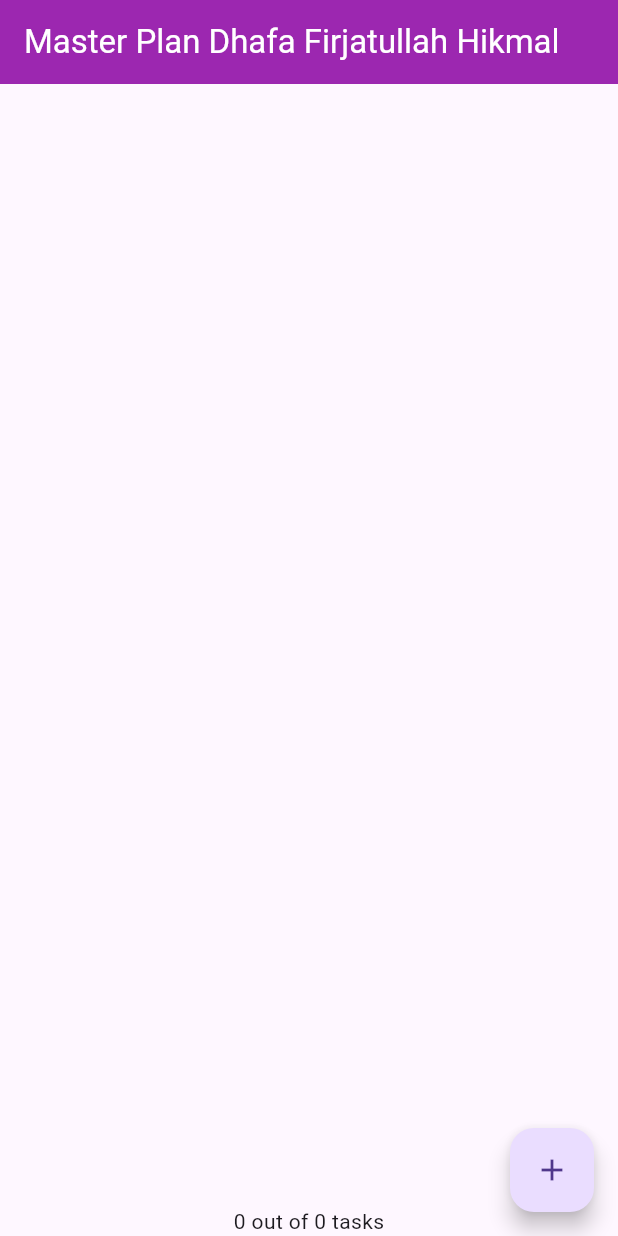
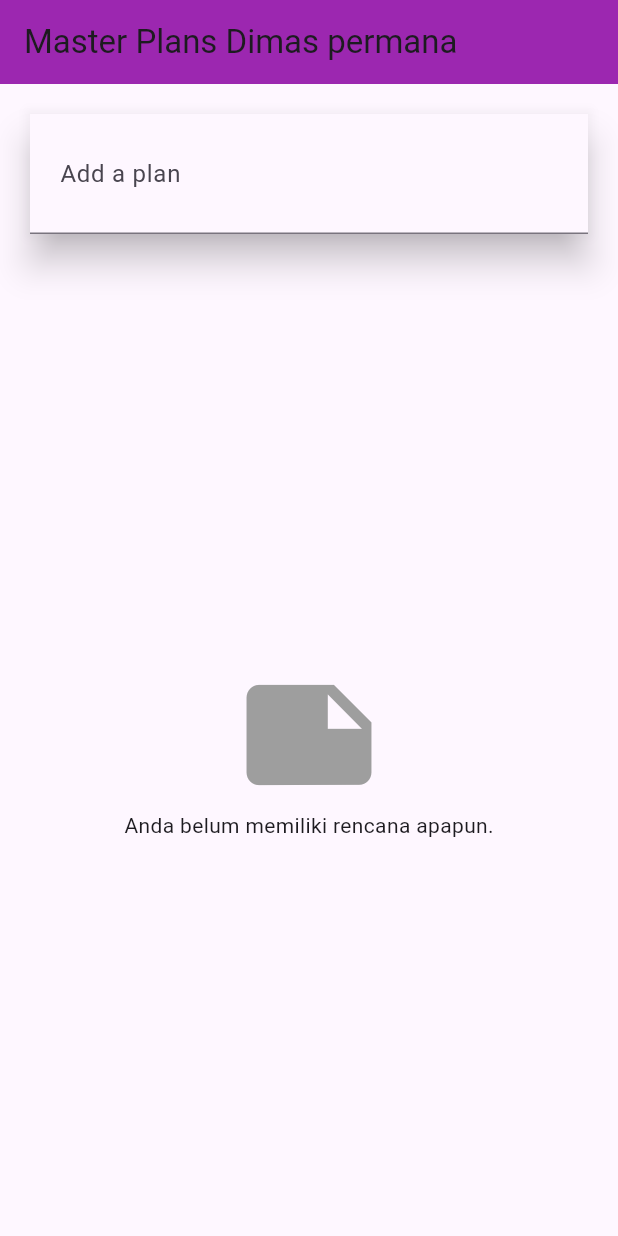
Before and after one commit to dimasprmana/dasar_state_manajemen, a Flutter app: the screen it shows after launch, on a phone screen of 412 x 824 dp. Run offline on Flutter 3.47's test engine with Material 3 defaults, Android fonts, the phone set to English and light mode, and no system bars.

Commit message:
pratikum 3

```diff
--- a/lib/main.dart
+++ b/lib/main.dart
@@ -1,7 +1,7 @@
 import 'package:flutter/material.dart';
-import 'package:master_plan/models/plan.dart';
 import 'package:master_plan/provider/plan_provider.dart';
-import 'package:master_plan/views/plan_screen.dart';
+import 'models/plan.dart';
+import 'views/plan_creator_screen.dart';
 
 void main() => runApp(const MasterPlanApp());
 
@@ -10,19 +10,13 @@ class MasterPlanApp extends StatelessWidget {
 
   @override
   Widget build(BuildContext context) {
-    return MaterialApp(
-      theme: ThemeData(
-        primarySwatch: Colors.purple,
-        appBarTheme: const AppBarTheme(
-          backgroundColor: Colors.purple,
-          foregroundColor: Colors.white,
-        ),
+    return PlanProvider(
+      notifier: ValueNotifier<List<Plan>>(const []),
+      child: MaterialApp(
+        title: 'State management app',
+        theme: ThemeData(primarySwatch: Colors.blue),
+        home: const PlanCreatorScreen(),
       ),
-      home: PlanProvider(
-        notifier: ValueNotifier<Plan>(const Plan()),
-        child: const PlanScreen(),
-      ),
-      debugShowCheckedModeBanner: false,
-   );
+    );
   }
 }
--- a/lib/provider/plan_provider.dart
+++ b/lib/provider/plan_provider.dart
@@ -1,13 +1,14 @@
 import 'package:flutter/material.dart';
 import '../models/data_layer.dart';
 
-class PlanProvider extends InheritedNotifier<ValueNotifier<Plan>> {
+class PlanProvider extends
+InheritedNotifier<ValueNotifier<List<Plan>>> {
   const PlanProvider({super.key, required Widget child, required
-   ValueNotifier<Plan> notifier})
-  : super(child: child, notifier: notifier);
+ValueNotifier<List<Plan>> notifier})
+     : super(child: child, notifier: notifier);
 
-  static ValueNotifier<Plan> of(BuildContext context) {
-   return context.
-    dependOnInheritedWidgetOfExactType<PlanProvider>()!.notifier!;
+  static ValueNotifier<List<Plan>> of(BuildContext context) {
+    return context.
+dependOnInheritedWidgetOfExactType<PlanProvider>()!.notifier!;
   }
 }
--- /dev/null
+++ b/lib/views/plan_creator_screen.dart
@@ -0,0 +1,99 @@
+import 'package:flutter/material.dart';
+import 'package:master_plan/provider/plan_provider.dart';
+import 'package:master_plan/views/plan_screen.dart';
+import '../models/data_layer.dart';
+
+class PlanCreatorScreen extends StatefulWidget {
+  const PlanCreatorScreen({super.key});
+
+  @override
+  State<PlanCreatorScreen> createState() => _PlanCreatorScreenState();
+}
+
+class _PlanCreatorScreenState extends State<PlanCreatorScreen> {
+  final textController = TextEditingController();
+
+  @override
+  void dispose() {
+    textController.dispose();
+    super.dispose();
+  }
+
+  Widget build(BuildContext context) {
+    return Scaffold(
+      appBar: AppBar(
+        title: const Text('Master Plans Dimas permana'),
+        backgroundColor: Colors.purple,
+      ),
+      body: Column(
+        children: [
+          _buildListCreator(),
+          Expanded(child: _buildMasterPlans()),
+        ],
+      ),
+    );
+  }
+
+  Widget _buildListCreator() {
+    return Padding(
+      padding: const EdgeInsets.all(20.0),
+      child: Material(
+        color: Theme.of(context).cardColor,
+        elevation: 10,
+        child: TextField(
+          controller: textController,
+          decoration: const InputDecoration(
+            labelText: 'Add a plan',
+            contentPadding: EdgeInsets.all(20),
+          ),
+          onEditingComplete: addPlan,
+        ),
+      ),
+    );
+  }
+
+  void addPlan() {
+    final text = textController.text;
+    if (text.isEmpty) return;
+
+    final plan = Plan(name: text, tasks: []);
+    ValueNotifier<List<Plan>> planNotifier = PlanProvider.of(context);
+    planNotifier.value = List<Plan>.from(planNotifier.value)..add(plan);
+
+    textController.clear();
+    FocusScope.of(context).requestFocus(FocusNode());
+  }
+
+  Widget _buildMasterPlans() {
+    ValueNotifier<List<Plan>> planNotifier = PlanProvider.of(context);
+    List<Plan> plans = planNotifier.value;
+
+    if (plans.isEmpty) {
+      return Column(
+        mainAxisAlignment: MainAxisAlignment.center,
+        children: const <Widget>[
+          Icon(Icons.note, size: 100, color: Colors.grey),
+          Text('Anda belum memiliki rencana apapun.'),
+        ],
+      );
+    }
+
+    return ListView.builder(
+      itemCount: plans.length,
+      itemBuilder: (context, index) {
+        final plan = plans[index];
+        return ListTile(
+          title: Text(plan.name),
+          subtitle: Text(plan.completenessMessage),
+          onTap: () {
+            Navigator.of(context).push(
+              MaterialPageRoute(
+                builder: (_) => PlanScreen(plan: plan),
+              ),
+            );
+          },
+        );
+      },
+    );
+  }
+}
--- a/lib/views/plan_screen.dart
+++ b/lib/views/plan_screen.dart
@@ -1,18 +1,19 @@
+import '../models/data_layer.dart';
 import 'package:flutter/material.dart';
-import 'package:master_plan/models/plan.dart';
-import 'package:master_plan/models/task.dart';
 import 'package:master_plan/provider/plan_provider.dart';
 
 class PlanScreen extends StatefulWidget {
-  const PlanScreen({super.key});
+  final Plan plan;
+
+  const PlanScreen({super.key, required this.plan});
 
   @override
   State createState() => _PlanScreenState();
 }
 
 class _PlanScreenState extends State<PlanScreen> {
-  Plan plan = Plan(); // Menghapus const di sini jika Plan tidak bisa const
   late ScrollController scrollController;
+  Plan get plan => widget.plan;
 
   @override
   void initState() {
@@ -29,37 +30,64 @@ class _PlanScreenState extends State<PlanScreen> {
     super.dispose();
   }
 
+  @override
+  Widget build(BuildContext context) {
+    ValueNotifier<List<Plan>> plansNotifier = PlanProvider.of(context);
+
+    return Scaffold(
+      appBar: AppBar(title: Text(plan.name)),
+      body: ValueListenableBuilder<List<Plan>>(
+        valueListenable: plansNotifier,
+        builder: (context, plans, child) {
+          Plan currentPlan = plans.firstWhere((p) => p.name == plan.name);
+          return Column(
+            children: [
+              Expanded(child: _buildList(currentPlan)),
+              SafeArea(child: Text(currentPlan.completenessMessage)),
+            ],
+          );
+        },
+      ),
+      floatingActionButton: _buildAddTaskButton(context),
+    );
+  }
+
   Widget _buildAddTaskButton(BuildContext context) {
-    ValueNotifier<Plan> planNotifier = PlanProvider.of(context);
+    ValueNotifier<List<Plan>> planNotifier = PlanProvider.of(context);
     return FloatingActionButton(
       child: const Icon(Icons.add),
       onPressed: () {
-        Plan currentPlan = planNotifier.value;
-        planNotifier.value = Plan(
+        Plan currentPlan = plan;
+        int planIndex = planNotifier.value.indexWhere((p) => p.name == currentPlan.name);
+        List<Task> updatedTasks = List<Task>.from(currentPlan.tasks)..add(const Task());
+        planNotifier.value = List<Plan>.from(planNotifier.value)
+          ..[planIndex] = Plan(
             name: currentPlan.name,
-          tasks: List<Task>.from(currentPlan.tasks)..add(const Task()),
+            tasks: updatedTasks,
           );
       },
     );
   }
 
-  Widget _buildList(Plan plan) {
+  Widget _buildList(Plan currentPlan) {
     return ListView.builder(
       controller: scrollController,
-      itemCount: plan.tasks.length,
-      itemBuilder: (context, index) =>
-          _buildTaskTile(plan.tasks[index], index, context),
+      itemCount: currentPlan.tasks.length,
+      itemBuilder: (context, index) => _buildTaskTile(currentPlan.tasks[index], index, context),
     );
   }
 
   Widget _buildTaskTile(Task task, int index, BuildContext context) {
-    ValueNotifier<Plan> planNotifier = PlanProvider.of(context);
+    ValueNotifier<List<Plan>> planNotifier = PlanProvider.of(context);
+
     return ListTile(
       leading: Checkbox(
         value: task.complete,
         onChanged: (selected) {
-            Plan currentPlan = planNotifier.value;
-            planNotifier.value = Plan(
+          Plan currentPlan = plan;
+          int planIndex = planNotifier.value.indexWhere((p) => p.name == currentPlan.name);
+          planNotifier.value = List<Plan>.from(planNotifier.value)
+            ..[planIndex] = Plan(
               name: currentPlan.name,
               tasks: List<Task>.from(currentPlan.tasks)
                 ..[index] = Task(
@@ -67,12 +95,15 @@ class _PlanScreenState extends State<PlanScreen> {
                   complete: selected ?? false,
                 ),
             );
-          }),
+        },
+      ),
       title: TextFormField(
         initialValue: task.description,
         onChanged: (text) {
-          Plan currentPlan = planNotifier.value;
-          planNotifier.value = Plan(
+          Plan currentPlan = plan;
+          int planIndex = planNotifier.value.indexWhere((p) => p.name == currentPlan.name);
+          planNotifier.value = List<Plan>.from(planNotifier.value)
+            ..[planIndex] = Plan(
               name: currentPlan.name,
               tasks: List<Task>.from(currentPlan.tasks)
                 ..[index] = Task(
@@ -84,23 +115,4 @@ class _PlanScreenState extends State<PlanScreen> {
       ),
     );
   }
-
-  @override
-  Widget build(BuildContext context) {
-    return Scaffold(
-      appBar: AppBar(title: const Text('Master Plan Dhafa Firjatullah Hikmal')),
-      body: ValueListenableBuilder<Plan>(
-        valueListenable: PlanProvider.of(context),
-        builder: (context, plan, child) {
-          return Column(
-            children: [
-              Expanded(child: _buildList(plan)),
-              SafeArea(child: Text(plan.completenessMessage))
-            ],
-          );
-        },
-      ),
-      floatingActionButton: _buildAddTaskButton(context),
-    );
 }
-}
```
Lines whose indentation alone changed are shown as unchanged.
